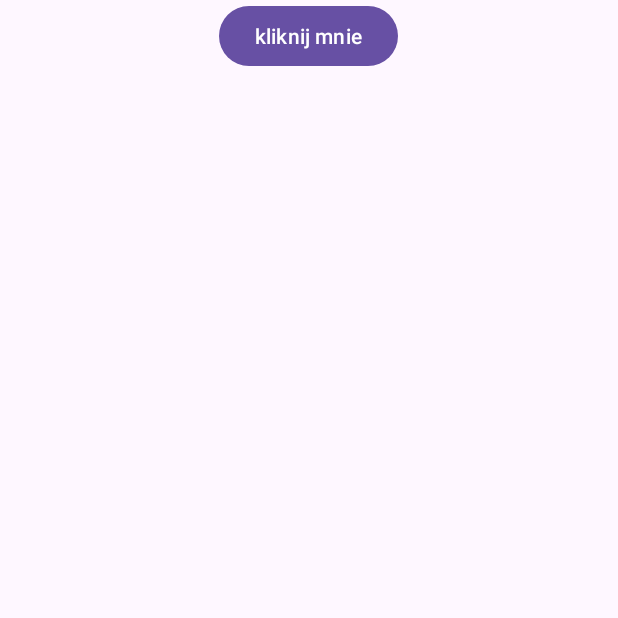
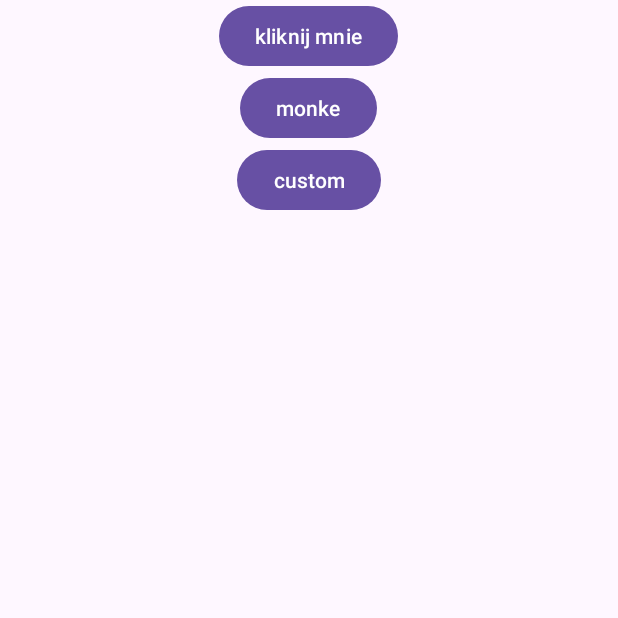
Before and after one commit to Artu211/notification, an Android app: the screen it shows after launch (MainActivity), on a phone screen of 412 x 824 dp, the top half of it. Run offline under Robolectric (Android 15) with nearby library versions, the phone set to English and light mode, and no system bars.

Commit message:
Update activity_main.xml

```diff
--- a/app/src/main/res/layout/activity_main.xml
+++ b/app/src/main/res/layout/activity_main.xml
@@ -8,4 +8,22 @@
         android:layout_gravity="center"
         android:text="kliknij mnie"
         android:id="@+id/guzik"/>
+
+<!--    <Button android:layout_width="wrap_content"-->
+<!--        android:layout_height="wrap_content"-->
+<!--        android:layout_gravity="center"-->
+<!--        android:text="kliknij v2"-->
+<!--        android:id="@+id/guzik2"/>-->
+
+    <Button android:layout_width="wrap_content"
+        android:layout_height="wrap_content"
+        android:layout_gravity="center"
+        android:text="monke"
+        android:id="@+id/guzik3"/>
+
+    <Button android:layout_width="wrap_content"
+        android:layout_height="wrap_content"
+        android:layout_gravity="center"
+        android:text="custom"
+        android:id="@+id/guzik4"/>
 </LinearLayout>
```
